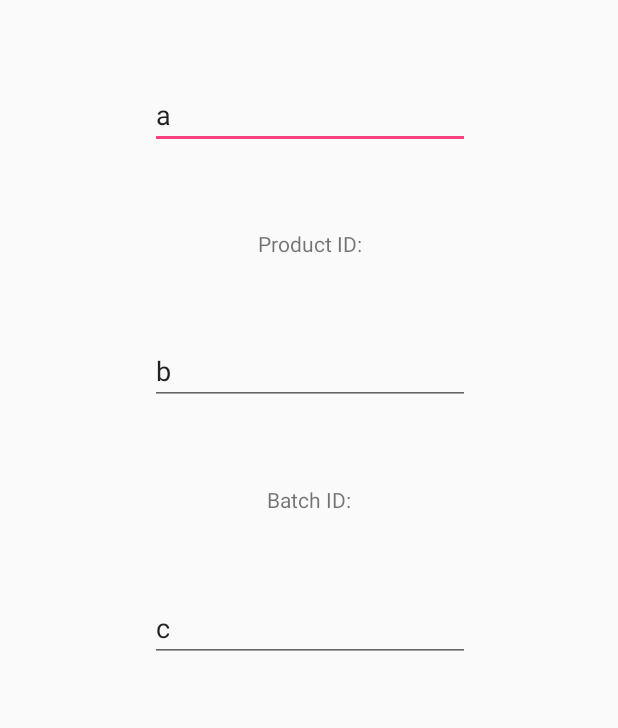
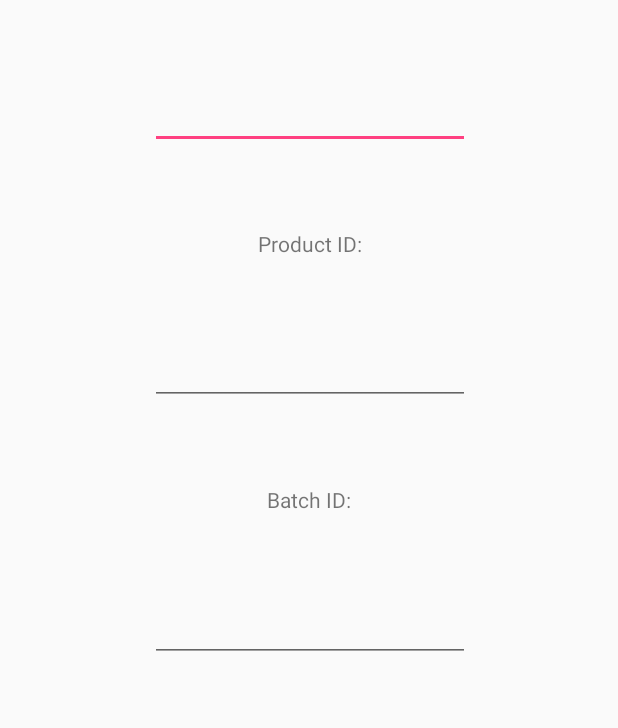
Before and after one commit to SwinburneBlockchain/ProducerApp, an Android app: the screen it shows after launch (QRCodeParametersActivity), after a tap on "REQUEST NEW QR CODE", on a phone screen of 412 x 824 dp. Shown: the part 343-1071 px from the top of the screen. Run offline under Robolectric (Android 15) with nearby library versions, the phone set to English and light mode, and no system bars.

Commit message:
Minor bug fixes

```diff
--- a/app/src/main/java/com/swinblockchain/producerapp/GenQR/QueryForQRActivity.java
+++ b/app/src/main/java/com/swinblockchain/producerapp/GenQR/QueryForQRActivity.java
@@ -42,7 +42,7 @@ public class QueryForQRActivity extends AppCompatActivity {
     @Override
     protected void onCreate(Bundle savedInstanceState) {
         super.onCreate(savedInstanceState);
-        setContentView(R.layout.activity_query_blockchain);
+        setContentView(R.layout.activity_query_main);
 
         init();
 
--- a/app/src/main/java/com/swinblockchain/producerapp/ScanQR/ScanActivity.java
+++ b/app/src/main/java/com/swinblockchain/producerapp/ScanQR/ScanActivity.java
@@ -80,6 +80,7 @@ public class ScanActivity extends AppCompatActivity {
             polTimestamp = intent.getStringExtra("timestamp");
             polHash = intent.getStringExtra("hash");
             proveLocation.setEnabled(false);
+            type = "proveLocation";
 
             // Normal scan
         } else if (scanningResult != null && scanningResult.getContents() != null) {
@@ -106,6 +107,8 @@ public class ScanActivity extends AppCompatActivity {
             scanProduct.setEnabled(false);
         } else if (type.equals("scanNextProducer")) {
             scanNextProducer.setEnabled(false);
+        } else if (type.equals("proveLocation")) {
+            proveLocation.setEnabled(false);
         }
 
         if (!scanProducer.isEnabled() && !scanProduct.isEnabled() && !scanNextProducer.isEnabled() && !proveLocation.isEnabled()) {
--- a/app/src/main/res/layout/activity_qrcode_parameters.xml
+++ b/app/src/main/res/layout/activity_qrcode_parameters.xml
@@ -14,12 +14,11 @@
         android:layout_height="wrap_content"
         android:ems="10"
         android:inputType="text"
-        android:text="a"
         app:layout_constraintBottom_toTopOf="@+id/productID"
-        app:layout_constraintTop_toBottomOf="@+id/productName"
+        app:layout_constraintHorizontal_bias="0.502"
+        app:layout_constraintLeft_toLeftOf="parent"
         app:layout_constraintRight_toRightOf="parent"
-        app:layout_constraintLeft_toLeftOf="parent"
-        app:layout_constraintHorizontal_bias="0.502" />
+        app:layout_constraintTop_toBottomOf="@+id/productName" />
 
     <TextView
         android:id="@+id/productName"
@@ -60,12 +59,11 @@
         android:layout_height="wrap_content"
         android:ems="10"
         android:inputType="text"
-        android:text="b"
         app:layout_constraintBottom_toTopOf="@+id/batchID"
-        app:layout_constraintTop_toBottomOf="@+id/productID"
+        app:layout_constraintHorizontal_bias="0.502"
+        app:layout_constraintLeft_toLeftOf="parent"
         app:layout_constraintRight_toRightOf="parent"
-        app:layout_constraintLeft_toLeftOf="parent"
-        app:layout_constraintHorizontal_bias="0.502" />
+        app:layout_constraintTop_toBottomOf="@+id/productID" />
 
     <EditText
         android:id="@+id/batchIDText"
@@ -73,12 +71,11 @@
         android:layout_height="wrap_content"
         android:ems="10"
         android:inputType="text"
-        android:text="c"
         app:layout_constraintBottom_toTopOf="@+id/requestQRCodeButton"
-        app:layout_constraintTop_toBottomOf="@+id/batchID"
+        app:layout_constraintHorizontal_bias="0.502"
+        app:layout_constraintLeft_toLeftOf="parent"
         app:layout_constraintRight_toRightOf="parent"
-        app:layout_constraintLeft_toLeftOf="parent"
-        app:layout_constraintHorizontal_bias="0.502" />
+        app:layout_constraintTop_toBottomOf="@+id/batchID" />
 
     <TextView
         android:id="@+id/batchID"
```
Also changed, not shown: app/src/main/java/com/swinblockchain/producerapp/GenQR/DisplayQRCodeActivity.java (+13 -9 lines), app/src/main/java/com/swinblockchain/producerapp/QueryActivity.java (+11 -5 lines), app/src/main/res/layout/activity_query.xml (deleted, +0 -9 lines), app/src/main/res/layout/activity_query_blockchain.xml (deleted, +0 -30 lines), app/src/main/res/layout/activity_query_for_qr.xml (deleted, +0 -9 lines), app/src/main/res/layout/activity_query_main.xml (+7 -4 lines).
